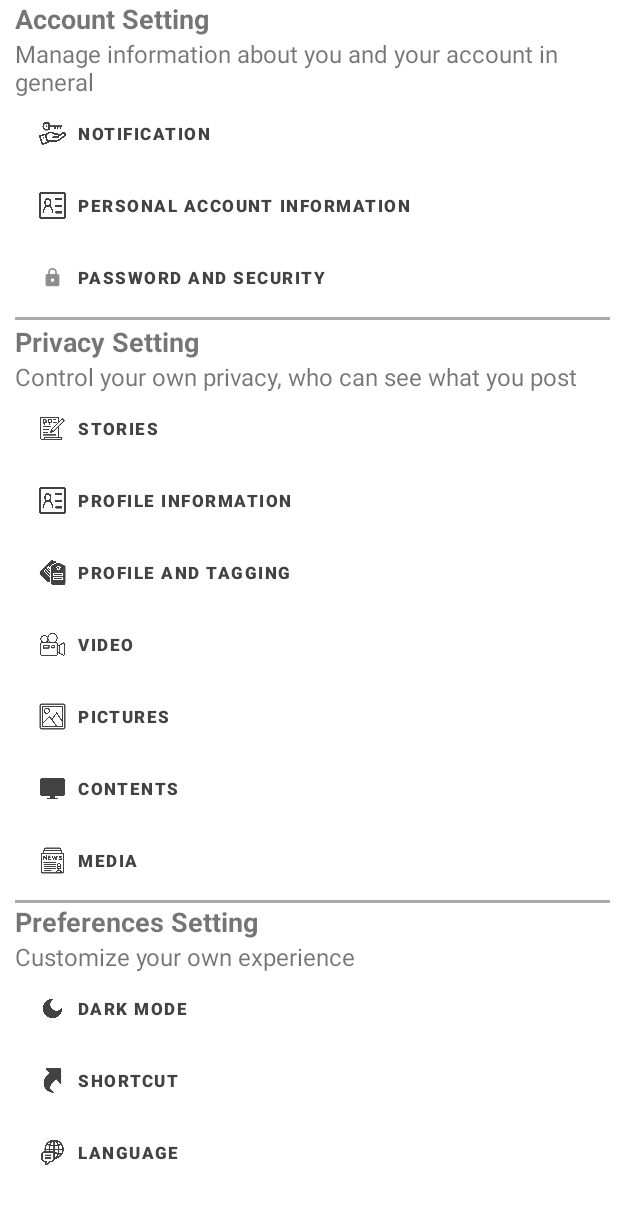
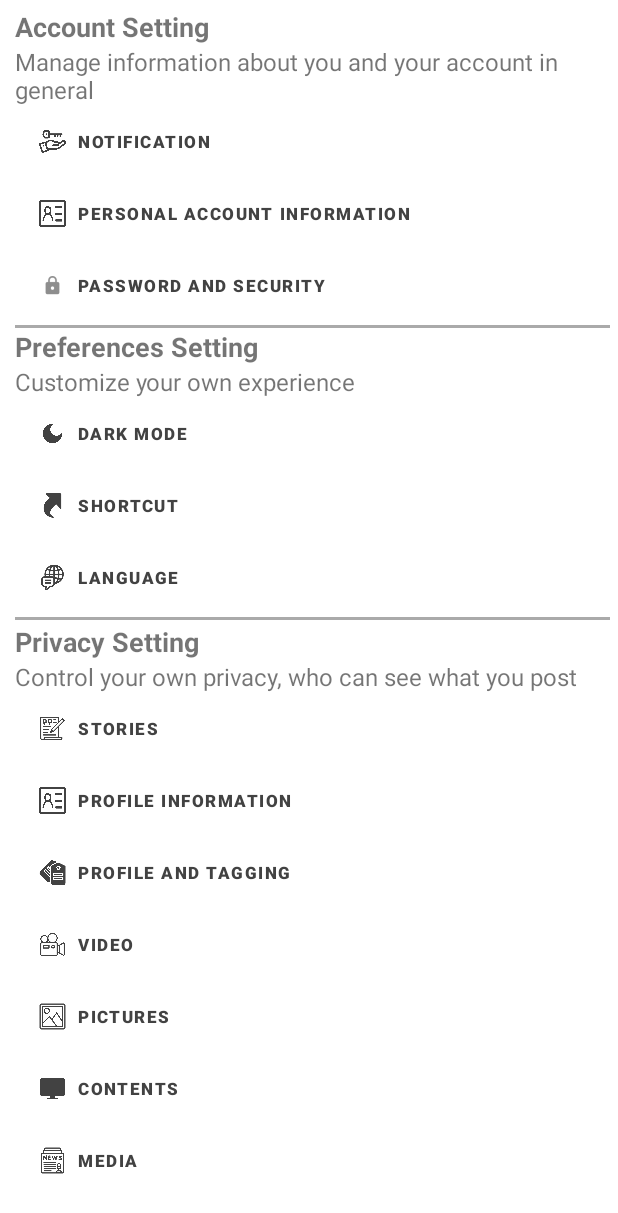
Before and after one commit to dakie2305/Project-Godchat, an Android app: the screen it shows after launch once a user with an empty profile is signed in (SettingActivity), on a phone screen of 412 x 824 dp. Shown: the top 1213 px of the screen. Run offline under Robolectric (Android 15) with nearby library versions, the phone set to English and light mode, and no system bars.

```diff
--- a/app/src/main/AndroidManifest.xml
+++ b/app/src/main/AndroidManifest.xml
@@ -5,6 +5,8 @@
 
     <uses-permission android:name="android.permission.INTERNET" />
     <uses-permission android:name="android.permission.ACCESS_NETWORK_STATE" />
+    <uses-permission android:name="android.permission.VIBRATE" />
+
 
     <application
         android:allowBackup="true"
--- a/app/src/main/java/vn/edu/stu/project_chat_group/SettingMainOptions/PasswordAndSecuritySettingActivity.java
+++ b/app/src/main/java/vn/edu/stu/project_chat_group/SettingMainOptions/PasswordAndSecuritySettingActivity.java
@@ -44,6 +44,8 @@ public class PasswordAndSecuritySettingActivity extends AppCompatActivity {
     }
 
     private void openSaveLoginSetting() {
+        Intent intent = new Intent(PasswordAndSecuritySettingActivity.this, SavedLoginSettingActivity.class);
+        startActivity(intent);
     }
 
     private void openPasswordChangeSetting() {
--- a/app/src/main/res/layout/activity_setting.xml
+++ b/app/src/main/res/layout/activity_setting.xml
@@ -6,6 +6,7 @@
     android:layout_height="match_parent"
     android:layout_marginLeft="10dp"
     android:layout_marginRight="5dp"
+    android:layout_marginTop="5dp"
     tools:context=".SettingMainOptions.SettingActivity">
 
     <ScrollView
@@ -67,6 +68,66 @@
                 android:textColor="@color/cardview_dark_background"
                 android:id="@+id/btnPasswordManage"
                 app:icon="@drawable/password"
+                app:iconSize="18dp"
+                app:iconTint="@color/cardview_dark_background"
+                android:background="?android:attr/selectableItemBackground"/>
+
+            <View
+                android:layout_width="match_parent"
+                android:layout_height="2dp"
+                android:background="@android:color/darker_gray"
+                android:layout_marginTop="2dp"/>
+
+            <TextView
+                android:layout_width="wrap_content"
+                android:layout_height="wrap_content"
+                android:text="@string/Preferences_Setting"
+                android:textStyle="bold"
+                android:textSize="18dp"
+                android:id="@+id/tvTitle3"/>
+
+            <TextView
+                android:layout_width="match_parent"
+                android:layout_height="wrap_content"
+                android:text="@string/Customize_your_own"
+                android:textSize="16dp"
+                android:id="@+id/tvSubtitle3"/>
+            <com.google.android.material.button.MaterialButton
+                android:layout_width="match_parent"
+                android:layout_height="wrap_content"
+                android:text="@string/Dark_mode"
+                android:textStyle="bold"
+                android:textAlignment="textStart"
+                android:textSize="11dp"
+                android:textColor="@color/cardview_dark_background"
+                android:id="@+id/btnDarkModeToggle"
+                app:icon="@drawable/darkmode_icon"
+                app:iconSize="18dp"
+                app:iconTint="@color/cardview_dark_background"
+                android:background="?android:attr/selectableItemBackground"/>
+            <com.google.android.material.button.MaterialButton
+                android:layout_width="match_parent"
+                android:layout_height="wrap_content"
+                android:text="@string/Shortcut"
+                android:textStyle="bold"
+                android:textAlignment="textStart"
+                android:textSize="11dp"
+                android:textColor="@color/cardview_dark_background"
+                android:id="@+id/btnShortCut"
+                app:icon="@drawable/shortcut_icon"
+                app:iconSize="18dp"
+                app:iconTint="@color/cardview_dark_background"
+                android:background="?android:attr/selectableItemBackground"/>
+            <com.google.android.material.button.MaterialButton
+                android:layout_width="match_parent"
+                android:layout_height="wrap_content"
+                android:text="@string/Language"
+                android:textStyle="bold"
+                android:textAlignment="textStart"
+                android:textSize="11dp"
+                android:textColor="@color/cardview_dark_background"
+                android:id="@+id/btnLanguage"
+                app:icon="@drawable/language_icon"
                 app:iconSize="18dp"
                 app:iconTint="@color/cardview_dark_background"
                 android:background="?android:attr/selectableItemBackground"/>
@@ -184,65 +245,6 @@
                 app:iconSize="18dp"
                 app:iconTint="@color/cardview_dark_background"
                 android:background="?android:attr/selectableItemBackground"/>
-            <View
-                android:layout_width="match_parent"
-                android:layout_height="2dp"
-                android:background="@android:color/darker_gray"
-                android:layout_marginTop="2dp"/>
-
-            <TextView
-                android:layout_width="wrap_content"
-                android:layout_height="wrap_content"
-                android:text="@string/Preferences_Setting"
-                android:textStyle="bold"
-                android:textSize="18dp"
-                android:id="@+id/tvTitle3"/>
-
-            <TextView
-                android:layout_width="match_parent"
-                android:layout_height="wrap_content"
-                android:text="@string/Customize_your_own"
-                android:textSize="16dp"
-                android:id="@+id/tvSubtitle3"/>
-            <com.google.android.material.button.MaterialButton
-                android:layout_width="match_parent"
-                android:layout_height="wrap_content"
-                android:text="@string/Dark_mode"
-                android:textStyle="bold"
-                android:textAlignment="textStart"
-                android:textSize="11dp"
-                android:textColor="@color/cardview_dark_background"
-                android:id="@+id/btnDarkModeToggle"
-                app:icon="@drawable/darkmode_icon"
-                app:iconSize="18dp"
-                app:iconTint="@color/cardview_dark_background"
-                android:background="?android:attr/selectableItemBackground"/>
-            <com.google.android.material.button.MaterialButton
-                android:layout_width="match_parent"
-                android:layout_height="wrap_content"
-                android:text="@string/Shortcut"
-                android:textStyle="bold"
-                android:textAlignment="textStart"
-                android:textSize="11dp"
-                android:textColor="@color/cardview_dark_background"
-                android:id="@+id/btnShortCut"
-                app:icon="@drawable/shortcut_icon"
-                app:iconSize="18dp"
-                app:iconTint="@color/cardview_dark_background"
-                android:background="?android:attr/selectableItemBackground"/>
-            <com.google.android.material.button.MaterialButton
-                android:layout_width="match_parent"
-                android:layout_height="wrap_content"
-                android:text="@string/Language"
-                android:textStyle="bold"
-                android:textAlignment="textStart"
-                android:textSize="11dp"
-                android:textColor="@color/cardview_dark_background"
-                android:id="@+id/btnLanguage"
-                app:icon="@drawable/language_icon"
-                app:iconSize="18dp"
-                app:iconTint="@color/cardview_dark_background"
-                android:background="?android:attr/selectableItemBackground"/>
 
         </LinearLayout>
 
--- a/app/src/main/res/values-night/themes.xml
+++ b/app/src/main/res/values-night/themes.xml
@@ -12,6 +12,7 @@
         <!-- Status bar color. -->
         <item name="android:statusBarColor" tools:targetApi="l">#00ffff</item>
         <!-- Customize your theme here. -->
+        <item name="android:textColorPrimary">@color/white</item>
 
     </style>
 
```
Also changed, not shown: app/src/main/java/vn/edu/stu/project_chat_group/SettingMainOptions/NotificationActivity.java (+16 -3 lines), app/src/main/res/layout/activity_personal_information_setting.xml (+26 -26 lines).
